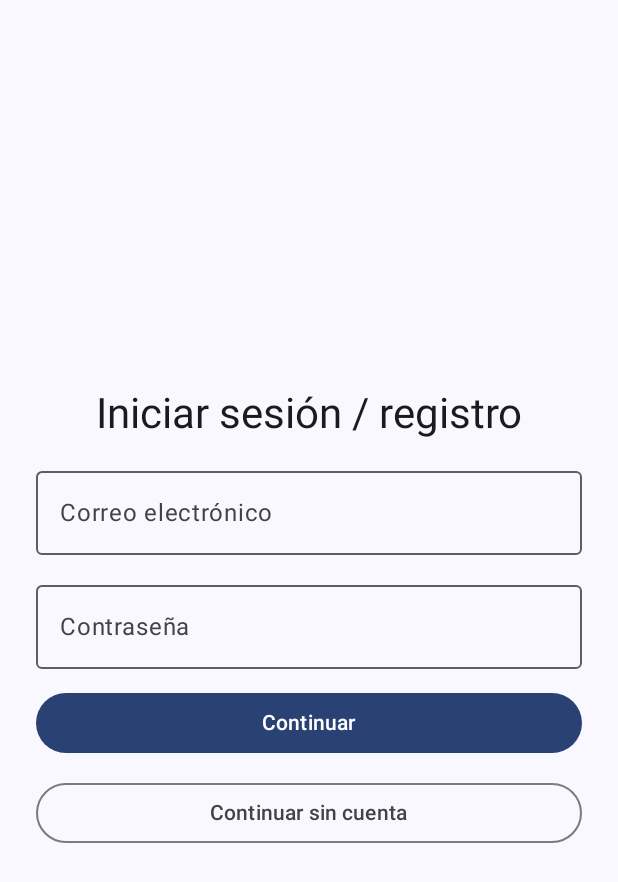
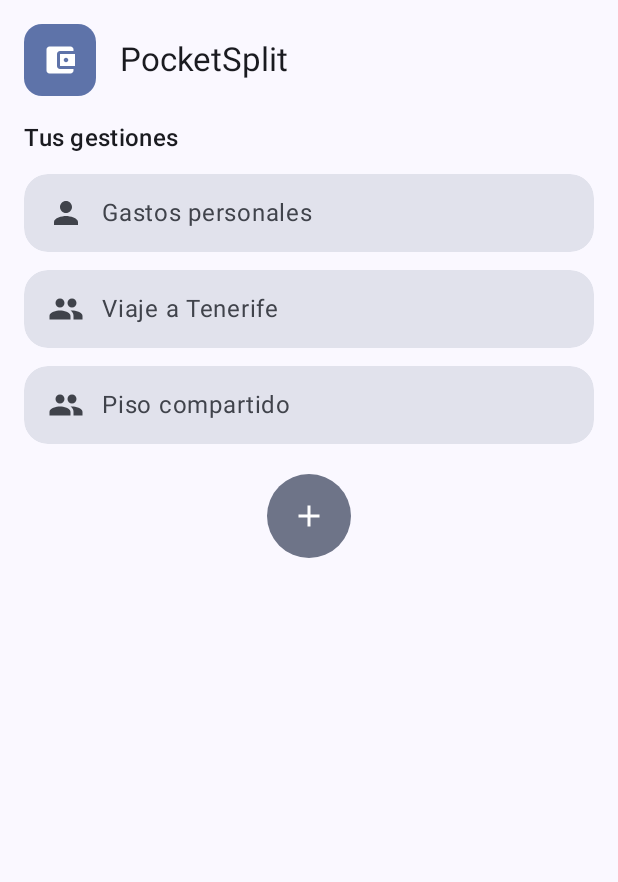
Before and after one commit to IsmaelYanes/PocketSplit, an Android app built with Jetpack Compose: the screen it shows after launch (MainActivity), after a tap on "Continuar", on a phone screen of 412 x 824 dp. Shown: the top 882 px of the screen. Run offline under Robolectric (Android 15) with nearby library versions, the phone set to English and light mode, and no system bars.

Commit message:
Plantilla de pantalla principal y navegación entre registro/inicio y pantalla principal implementados

```diff
--- a/app/src/main/java/com/develop/pocketsplit/MainActivity.kt
+++ b/app/src/main/java/com/develop/pocketsplit/MainActivity.kt
@@ -10,6 +10,11 @@ import androidx.compose.material3.MaterialTheme
 import androidx.compose.material3.Scaffold
 import androidx.compose.material3.Surface
 import androidx.compose.ui.Modifier
+import androidx.navigation.compose.NavHost
+import androidx.navigation.compose.composable
+import androidx.navigation.compose.rememberNavController
+import com.develop.pocketsplit.ui.navigation.Routes
+import com.develop.pocketsplit.ui.screen.home.HomeScreen
 import com.develop.pocketsplit.ui.screen.login.LoginScreen
 import com.develop.pocketsplit.ui.theme.PocketSplitTheme
 
@@ -24,9 +29,31 @@ class MainActivity : ComponentActivity() {
                     color = MaterialTheme.colorScheme.background
                 ) {
                     Scaffold(modifier = Modifier.fillMaxSize()) { innerPadding ->
-                        LoginScreen(
+                        val nav = rememberNavController()
+
+                        NavHost(
+                            navController = nav,
+                            startDestination = Routes.LOGIN,
                             modifier = Modifier.padding(innerPadding)
-                        )
+                        ) {
+                            composable(Routes.LOGIN) {
+                                LoginScreen(
+                                    onContinue = {
+                                        nav.navigate(Routes.HOME) {
+                                            popUpTo(Routes.LOGIN) { inclusive = true }
+                                        }
+                                    },
+                                    onContinueAsGuest = {
+                                        nav.navigate(Routes.HOME) {
+                                            popUpTo(Routes.LOGIN) { inclusive = true }
+                                        }
+                                    }
+                                )
+                            }
+                            composable(Routes.HOME) {
+                                HomeScreen()
+                            }
+                        }
                     }
                 }
             }
--- /dev/null
+++ b/app/src/main/java/com/develop/pocketsplit/ui/components/Roundedlistitem.kt
@@ -0,0 +1,57 @@
+package com.develop.pocketsplit.ui.components
+
+import androidx.compose.foundation.clickable
+import androidx.compose.foundation.layout.Arrangement
+import androidx.compose.foundation.layout.Row
+import androidx.compose.foundation.layout.fillMaxWidth
+import androidx.compose.foundation.layout.padding
+import androidx.compose.foundation.shape.RoundedCornerShape
+import androidx.compose.material.icons.Icons
+import androidx.compose.material.icons.filled.Person
+import androidx.compose.material3.Icon
+import androidx.compose.material3.MaterialTheme
+import androidx.compose.material3.Surface
+import androidx.compose.material3.Text
+import androidx.compose.runtime.Composable
+import androidx.compose.ui.Alignment
+import androidx.compose.ui.Modifier
+import androidx.compose.ui.draw.clip
+import androidx.compose.ui.graphics.vector.ImageVector
+import androidx.compose.ui.tooling.preview.Preview
+import androidx.compose.ui.unit.dp
+import com.develop.pocketsplit.ui.theme.PocketSplitTheme
+
+@Composable
+fun RoundedListItem(
+    text: String,
+    icon: ImageVector,
+    onClick: () -> Unit,
+    modifier: Modifier = Modifier
+) {
+    val shape = RoundedCornerShape(16.dp)
+    Surface(
+        modifier = modifier
+            .fillMaxWidth()
+            .clip(shape)
+            .clickable(onClick = onClick),
+        shape = shape,
+        color = MaterialTheme.colorScheme.surfaceVariant
+    ) {
+        Row(
+            modifier = Modifier.padding(horizontal = 16.dp, vertical = 14.dp),
+            verticalAlignment = Alignment.CenterVertically,
+            horizontalArrangement = Arrangement.spacedBy(12.dp)
+        ) {
+            Icon(imageVector = icon, contentDescription = null)
+            Text(text = text, style = MaterialTheme.typography.bodyLarge)
+        }
+    }
+}
+
+@Preview(showBackground = true)
+@Composable
+private fun RoundedListItemPreview() {
+    PocketSplitTheme {
+        RoundedListItem(text = "Gastos personales", icon = Icons.Default.Person, onClick = {})
+    }
+}
--- /dev/null
+++ b/app/src/main/java/com/develop/pocketsplit/ui/navigation/Routes.kt
@@ -0,0 +1,7 @@
+package com.develop.pocketsplit.ui.navigation
+
+/** Rutas de navegación. */
+object Routes {
+    const val LOGIN = "login"
+    const val HOME = "home"
+}
--- /dev/null
+++ b/app/src/main/java/com/develop/pocketsplit/ui/screen/Homescreen.kt
@@ -0,0 +1,135 @@
+package com.develop.pocketsplit.ui.screen.home
+
+import androidx.compose.foundation.layout.Arrangement
+import androidx.compose.foundation.layout.Box
+import androidx.compose.foundation.layout.Column
+import androidx.compose.foundation.layout.Row
+import androidx.compose.foundation.layout.Spacer
+import androidx.compose.foundation.layout.fillMaxSize
+import androidx.compose.foundation.layout.fillMaxWidth
+import androidx.compose.foundation.layout.height
+import androidx.compose.foundation.layout.padding
+import androidx.compose.foundation.layout.size
+import androidx.compose.foundation.lazy.LazyColumn
+import androidx.compose.foundation.lazy.items
+import androidx.compose.foundation.shape.RoundedCornerShape
+import androidx.compose.material.icons.Icons
+import androidx.compose.material.icons.filled.Add
+import androidx.compose.material.icons.filled.AccountBalanceWallet
+import androidx.compose.material.icons.filled.Group
+import androidx.compose.material.icons.filled.Person
+import androidx.compose.material3.FilledTonalIconButton
+import androidx.compose.material3.Icon
+import androidx.compose.material3.MaterialTheme
+import androidx.compose.material3.Surface
+import androidx.compose.material3.Text
+import androidx.compose.runtime.Composable
+import androidx.compose.ui.Alignment
+import androidx.compose.ui.Modifier
+import androidx.compose.ui.res.stringResource
+import androidx.compose.ui.tooling.preview.Preview
+import androidx.compose.ui.unit.dp
+import com.develop.pocketsplit.R
+import com.develop.pocketsplit.ui.components.RoundedListItem
+import com.develop.pocketsplit.ui.theme.PocketSplitTheme
+
+// Mover a ui/screen/home/HomeUiState.kt cuando se cree el ViewModel.
+data class HomeItem(val id: String, val title: String, val isGroup: Boolean)
+
+data class HomeUiState(val items: List<HomeItem> = emptyList()) {
+    companion object {
+        /** Creamos gestiones de ejemplo */
+        fun preview() = HomeUiState(
+            items = listOf(
+                HomeItem("personal", "Gastos personales", isGroup = false),
+                HomeItem("g1", "Viaje a Tenerife", isGroup = true),
+                HomeItem("g2", "Piso compartido", isGroup = true)
+            )
+        )
+    }
+}
+
+/** PLANTILLA: Pantalla de Inicio */
+@Composable
+fun HomeScreen(
+    modifier: Modifier = Modifier,
+    state: HomeUiState = HomeUiState.preview(),
+    onItemClick: (HomeItem) -> Unit = {},
+    onAddClick: () -> Unit = {}
+) {
+    Column(
+        modifier = modifier
+            .fillMaxSize()
+            .padding(horizontal = 16.dp)
+    ) {
+        // En la cabecera se pone el nombre y logo de la app (cambiar a futuro el logo)
+        Row(
+            modifier = Modifier
+                .fillMaxWidth()
+                .padding(vertical = 16.dp),
+            verticalAlignment = Alignment.CenterVertically,
+            horizontalArrangement = Arrangement.spacedBy(16.dp)
+        ) {
+            Surface(
+                modifier = Modifier.size(48.dp),
+                shape = RoundedCornerShape(12.dp),
+                color = MaterialTheme.colorScheme.primaryContainer
+            ) {
+                Box(contentAlignment = Alignment.Center) {
+                    Icon(
+                        imageVector = Icons.Default.AccountBalanceWallet,
+                        contentDescription = null
+                    )
+                }
+            }
+            Text(
+                text = stringResource(R.string.app_name),
+                style = MaterialTheme.typography.titleLarge
+            )
+        }
+
+        Text(
+            text = stringResource(R.string.home_subtitle),
+            style = MaterialTheme.typography.titleMedium
+        )
+        Spacer(Modifier.height(12.dp))
+
+        LazyColumn(
+            modifier = Modifier.fillMaxSize(),
+            verticalArrangement = Arrangement.spacedBy(12.dp)
+        ) {
+            items(state.items, key = { it.id }) { item ->
+                RoundedListItem(
+                    text = item.title,
+                    icon = if (item.isGroup) Icons.Default.Group else Icons.Default.Person,
+                    onClick = { onItemClick(item) }
+                )
+            }
+            // Botón "+" debajo de la lista, como en el mockup
+            item {
+                Box(
+                    modifier = Modifier
+                        .fillMaxWidth()
+                        .padding(vertical = 8.dp),
+                    contentAlignment = Alignment.Center
+                ) {
+                    FilledTonalIconButton(
+                        onClick = onAddClick,
+                        modifier = Modifier.size(56.dp)
+                    ) {
+                        Icon(
+                            imageVector = Icons.Default.Add,
+                            contentDescription = stringResource(R.string.home_add)
+                        )
+                    }
+                }
+            }
+        }
+    }
+}
+
+@Preview(showBackground = true)
+@Composable
+private fun HomeScreenPreview() {
+    PocketSplitTheme { HomeScreen() }
+}
--- a/app/src/main/res/values/strings.xml
+++ b/app/src/main/res/values/strings.xml
@@ -7,4 +7,8 @@
     <string name="login_password">Contraseña</string>
     <string name="login_continue">Continuar</string>
     <string name="login_continue_guest">Continuar sin cuenta</string>
+
+    <!-- Pantalla de inicio -->
+    <string name="home_subtitle">Tus gestiones</string>
+    <string name="home_add">Añadir gestión</string>
 </resources>
```
